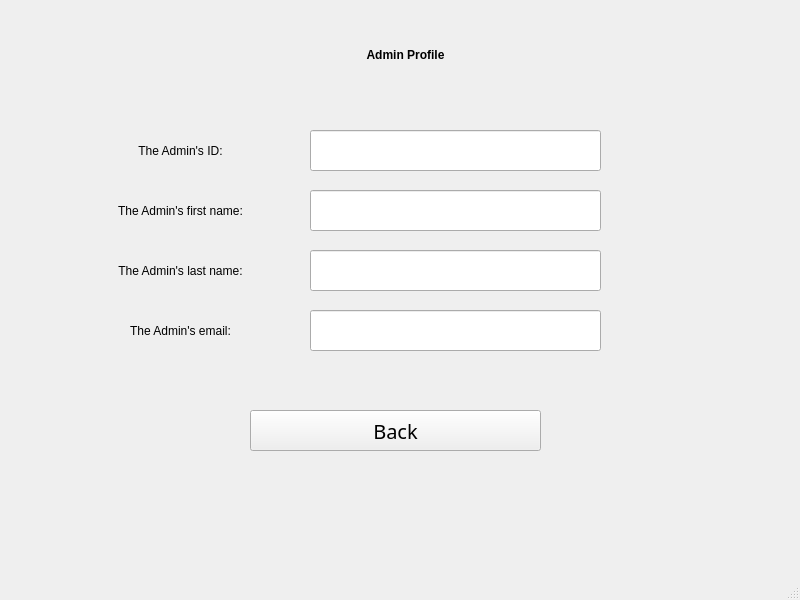
Old version of the form GUI_AdminProfile.ui in the repository nwaaf20050-netizen/EE202_Course_Project.
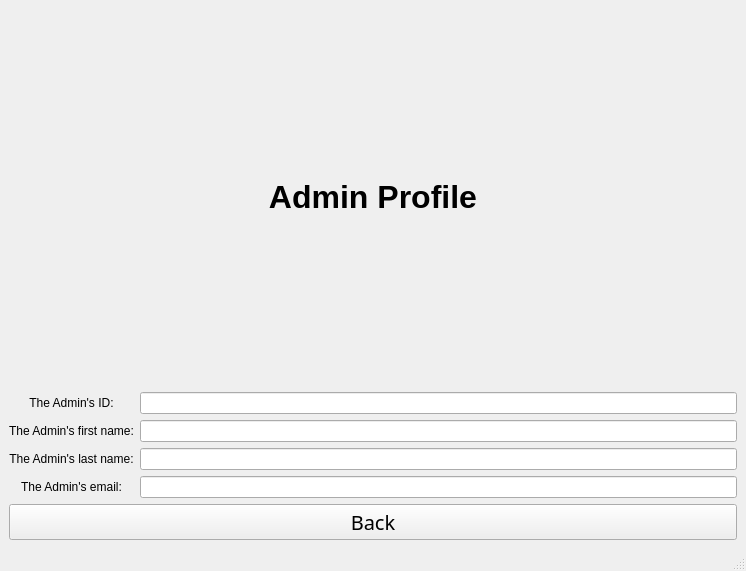
New version of the form.

What changed in the file:
```diff
--- a/GUI_AdminProfile.ui
+++ b/GUI_AdminProfile.ui
@@ -6,42 +6,30 @@
    <rect>
     <x>0</x>
     <y>0</y>
-    <width>800</width>
-    <height>600</height>
+    <width>746</width>
+    <height>571</height>
    </rect>
   </property>
   <property name="windowTitle">
    <string>MainWindow</string>
   </property>
   <widget class="QWidget" name="centralwidget">
+   <layout class="QGridLayout" name="gridLayout">
+    <item row="0" column="0" colspan="2">
    <widget class="QLabel" name="label">
-    <property name="geometry">
-     <rect>
-      <x>230</x>
-      <y>-10</y>
-      <width>351</width>
-      <height>131</height>
-     </rect>
-    </property>
     <property name="styleSheet">
      <string notr="true">font:36pt &quot;Rockwell&quot;</string>
     </property>
     <property name="text">
-     <string>&lt;html&gt;&lt;head/&gt;&lt;body&gt;&lt;p&gt;&lt;span style=&quot; font-weight:600;&quot;&gt;Admin Profile&lt;/span&gt;&lt;/p&gt;&lt;/body&gt;&lt;/html&gt;</string>
+       <string>&lt;html&gt;&lt;head/&gt;&lt;body&gt;&lt;p align=&quot;center&quot;&gt;&lt;span style=&quot; font-size:24pt; font-weight:600;&quot;&gt;Admin Profile&lt;/span&gt;&lt;/p&gt;&lt;/body&gt;&lt;/html&gt;</string>
     </property>
     <property name="alignment">
      <set>Qt::AlignCenter</set>
     </property>
    </widget>
+    </item>
+    <item row="1" column="0">
    <widget class="QLabel" name="label_2">
-    <property name="geometry">
-     <rect>
-      <x>70</x>
-      <y>130</y>
-      <width>221</width>
-      <height>41</height>
-     </rect>
-    </property>
     <property name="styleSheet">
      <string notr="true">font:12pt &quot;Rockwell&quot;</string>
     </property>
@@ -52,15 +40,19 @@
      <set>Qt::AlignCenter</set>
     </property>
    </widget>
+    </item>
+    <item row="1" column="1">
+     <widget class="QLineEdit" name="lineEdit_IDNumber">
+      <property name="styleSheet">
+       <string notr="true">font: 15pt &quot;Rockwell&quot;</string>
+      </property>
+      <property name="alignment">
+       <set>Qt::AlignCenter</set>
+      </property>
+     </widget>
+    </item>
+    <item row="2" column="0">
    <widget class="QLabel" name="label_3">
-    <property name="geometry">
-     <rect>
-      <x>70</x>
-      <y>190</y>
-      <width>221</width>
-      <height>41</height>
-     </rect>
-    </property>
     <property name="styleSheet">
      <string notr="true">font:12pt &quot;Rockwell&quot;</string>
     </property>
@@ -71,34 +63,19 @@
      <set>Qt::AlignCenter</set>
     </property>
    </widget>
-   <widget class="QLabel" name="label_4">
-    <property name="geometry">
-     <rect>
-      <x>70</x>
-      <y>310</y>
-      <width>221</width>
-      <height>41</height>
-     </rect>
-    </property>
+    </item>
+    <item row="2" column="1">
+     <widget class="QLineEdit" name="lineEdit_FirstName">
     <property name="styleSheet">
-     <string notr="true">font:12pt &quot;Rockwell&quot;</string>
-    </property>
-    <property name="text">
-     <string>The Admin's email:</string>
+       <string notr="true">font: 15pt &quot;Rockwell&quot;</string>
     </property>
     <property name="alignment">
      <set>Qt::AlignCenter</set>
     </property>
    </widget>
+    </item>
+    <item row="3" column="0">
    <widget class="QLabel" name="label_5">
-    <property name="geometry">
-     <rect>
-      <x>70</x>
-      <y>250</y>
-      <width>221</width>
-      <height>41</height>
-     </rect>
-    </property>
     <property name="styleSheet">
      <string notr="true">font:12pt &quot;Rockwell&quot;</string>
     </property>
@@ -109,79 +86,42 @@
      <set>Qt::AlignCenter</set>
     </property>
    </widget>
-   <widget class="QLineEdit" name="lineEdit_IDNumber">
-    <property name="geometry">
-     <rect>
-      <x>310</x>
-      <y>130</y>
-      <width>291</width>
-      <height>41</height>
-     </rect>
-    </property>
-    <property name="styleSheet">
-     <string notr="true">font: 15pt &quot;Rockwell&quot;</string>
-    </property>
-    <property name="alignment">
-     <set>Qt::AlignCenter</set>
-    </property>
-   </widget>
-   <widget class="QLineEdit" name="lineEdit_FirstName">
-    <property name="geometry">
-     <rect>
-      <x>310</x>
-      <y>190</y>
-      <width>291</width>
-      <height>41</height>
-     </rect>
-    </property>
-    <property name="styleSheet">
-     <string notr="true">font: 15pt &quot;Rockwell&quot;</string>
-    </property>
-    <property name="alignment">
-     <set>Qt::AlignCenter</set>
-    </property>
-   </widget>
-   <widget class="QLineEdit" name="lineEdit_Email">
-    <property name="geometry">
-     <rect>
-      <x>310</x>
-      <y>310</y>
-      <width>291</width>
-      <height>41</height>
-     </rect>
-    </property>
-    <property name="styleSheet">
-     <string notr="true">font: 15pt &quot;Rockwell&quot;</string>
-    </property>
-    <property name="alignment">
-     <set>Qt::AlignCenter</set>
-    </property>
-   </widget>
+    </item>
+    <item row="3" column="1">
    <widget class="QLineEdit" name="lineEdit_LastName">
-    <property name="geometry">
-     <rect>
-      <x>310</x>
-      <y>250</y>
-      <width>291</width>
-      <height>41</height>
-     </rect>
-    </property>
+      <property name="styleSheet">
+       <string notr="true">font: 15pt &quot;Rockwell&quot;</string>
+      </property>
+      <property name="alignment">
+       <set>Qt::AlignCenter</set>
+      </property>
+     </widget>
+    </item>
+    <item row="4" column="0">
+     <widget class="QLabel" name="label_4">
     <property name="styleSheet">
+       <string notr="true">font:12pt &quot;Rockwell&quot;</string>
+      </property>
+      <property name="text">
+       <string>The Admin's email:</string>
+      </property>
+      <property name="alignment">
+       <set>Qt::AlignCenter</set>
+      </property>
+     </widget>
+    </item>
+    <item row="4" column="1">
+     <widget class="QLineEdit" name="lineEdit_Email">
+      <property name="styleSheet">
      <string notr="true">font: 15pt &quot;Rockwell&quot;</string>
     </property>
     <property name="alignment">
      <set>Qt::AlignCenter</set>
     </property>
    </widget>
+    </item>
+    <item row="5" column="0" colspan="2">
    <widget class="QPushButton" name="pushButton_Back">
-    <property name="geometry">
-     <rect>
-      <x>250</x>
-      <y>410</y>
-      <width>291</width>
-      <height>41</height>
-     </rect>
-    </property>
     <property name="font">
      <font>
       <family>Rockwell</family>
@@ -198,6 +138,8 @@
      <string>Back</string>
     </property>
    </widget>
+    </item>
+   </layout>
   </widget>
   <widget class="QMenuBar" name="menubar">
    <property name="geometry">
```
Left out of the diff: 2 changed lines with no effect on the pictures. Lines whose indentation alone changed are shown as unchanged.
